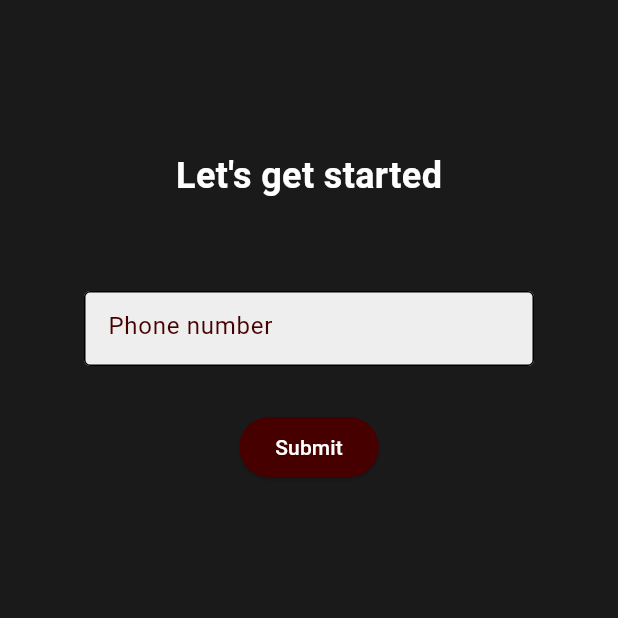
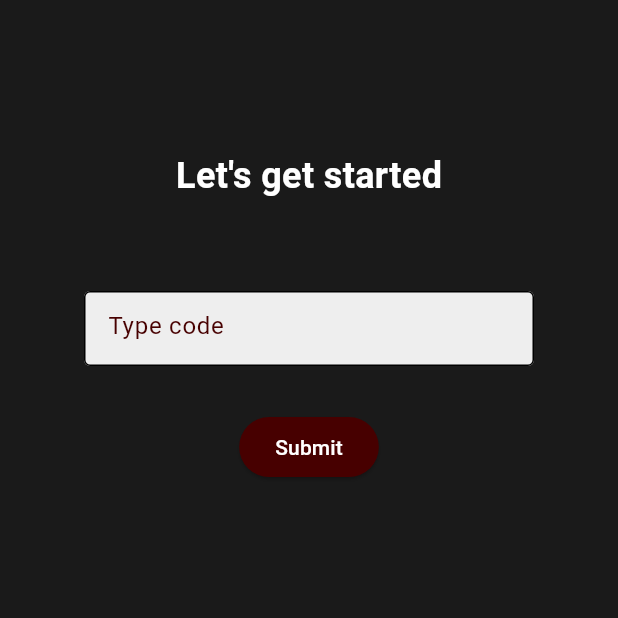
Before and after one commit to ViA8604/DrakoJam, a Flutter app: the screen it shows after launch, after a tap on "Submit", on a phone screen of 412 x 824 dp, the top half of it. Run offline on Flutter 3.47's test engine with Material 3 defaults, Android fonts, the light colour scheme and no system bars.

Commit message:
Register UI Text Field

```diff
--- a/lib/UI/Screen/register.dart
+++ b/lib/UI/Screen/register.dart
@@ -9,8 +9,9 @@ class RegistScreen extends StatefulWidget {
 }
 
 class RegistScreenState extends State<RegistScreen> {
+  int _index = 0;
   final TextEditingController _controller1 = TextEditingController();
-
+  final List<String> _fieldText = ['Phone number', 'Type code', 'Password'];
   @override
   Widget build(BuildContext context) {
     return Scaffold(
@@ -37,7 +38,7 @@ class RegistScreenState extends State<RegistScreen> {
                   controller: _controller1,
                   decoration: InputDecoration(
                     border: const OutlineInputBorder(),
-                    hintText: "Phone number",
+                    hintText: _fieldText[_index],
                     hintStyle: TextStyle(color: mahoganyColor),
                     filled: true,
                     fillColor: Colors.grey[200],
@@ -54,7 +55,9 @@ class RegistScreenState extends State<RegistScreen> {
               const SizedBox(height: 30),
               ElevatedButton(
                 onPressed: () {
-                  setState(() {});
+                  setState(() {
+                    (_index + 1 < _fieldText.length) ? _index++ : _index + 0;
+                  });
                 },
                 style: ButtonStyle(
                   backgroundColor: MaterialStateProperty.all(
```
